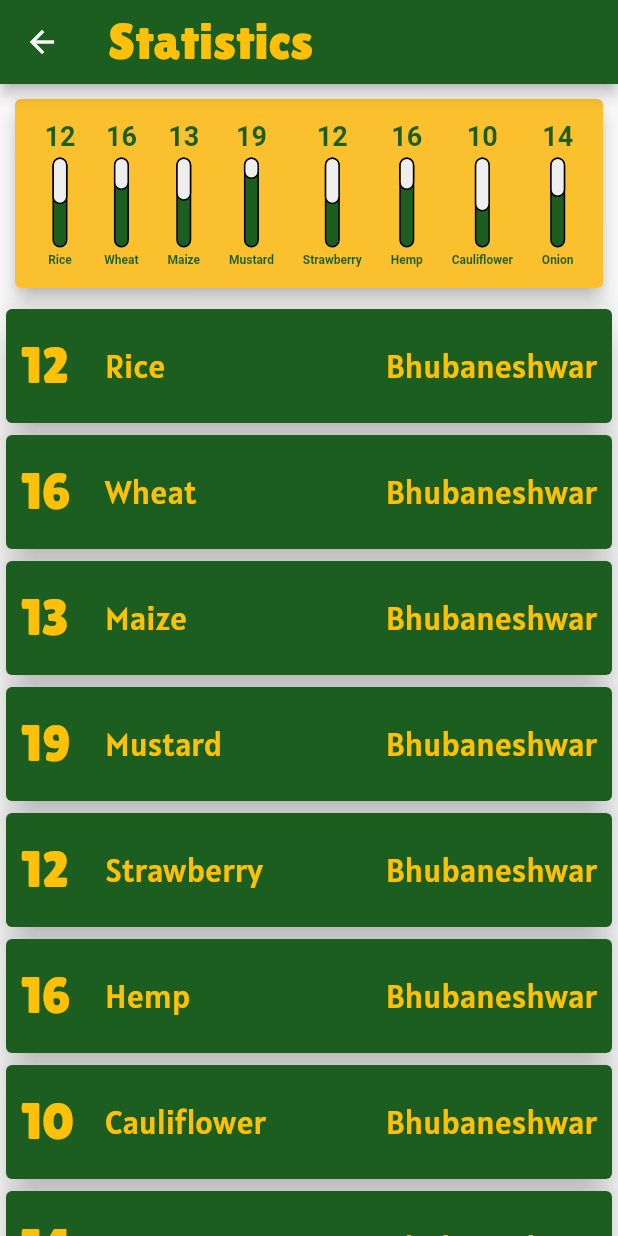
After one commit to amlannandy/Crop-Mapper, a Flutter app: the StatisticsScreen screen opened by its route, on a phone screen of 412 x 824 dp. The commit adds this screen. Run offline on Flutter 3.47's test engine with Material 2 defaults, Android fonts, the phone set to English and light mode, and no system bars; our stand-ins replace firebase_storage, google_maps_flutter, image_picker, location; missing offline and left inert: flutter_dialogflow; accounts and stored records are empty; network calls fail; Roboto replaces fonts that are missing (OpenSans-Bold); project files that could hold a hidden picture were left out.

Commit message:
Pre Hackathon Built

```diff
--- /dev/null
+++ b/assets/model/dict.txt
@@ -0,0 +1,10 @@
+wheat
+mustard
+pigeon
+maize
+onion
+rice
+cauliflower
+hemp
+sunflower
+strawberry
--- a/lib/main.dart
+++ b/lib/main.dart
@@ -1,3 +1,4 @@
+import 'package:crop_mapping_app/screens/statistics_screen.dart';
 import 'package:flutter/material.dart';
 import 'package:provider/provider.dart';
 
@@ -16,8 +17,15 @@ class MyApp extends StatelessWidget {
   @override
   Widget build(BuildContext context) {
 
-    return ChangeNotifierProvider.value(
-      value: MyPlaces(),
+    return MultiProvider(
+      providers: [
+        ChangeNotifierProvider.value(
+          value: MyPlaces(),
+        ),
+        // ChangeNotifierProvider.value(
+        //   value: MLProvider(),
+        // ),
+      ],
       child: MaterialApp(
         theme: ThemeData(
           primaryColor: Colors.green[900],
@@ -58,6 +66,7 @@ class MyApp extends StatelessWidget {
           CropDetailsScreen.routeName : (ctx) => CropDetailsScreen(),
           CropMapScreen.routeName : (ctx) => CropMapScreen(),
           ChatBotScreen.routeName : (ctx) => ChatBotScreen(),
+          StatisticsScreen.routeName : (ctx) => StatisticsScreen(),
         },
       ),
     );
--- a/lib/providers/my_places.dart
+++ b/lib/providers/my_places.dart
@@ -65,7 +65,6 @@ class MyPlaces with ChangeNotifier {
       throw error;
     }
 
-
   }
 
   Place findPlaceById(String id) {
--- a/lib/screens/add_new_place_screen.dart
+++ b/lib/screens/add_new_place_screen.dart
@@ -3,6 +3,7 @@ import 'package:flutter/material.dart';
 import 'package:provider/provider.dart';
 
 import '../models/place.dart';
+import '../widgets/light_icon_button.dart';
 import '../providers/my_places.dart';
 import '../widgets/image_input.dart';
 import '../widgets/location_input.dart';
@@ -20,6 +21,7 @@ class AddNewPlaceScreen extends StatefulWidget {
 class _AddNewPlaceScreenState extends State<AddNewPlaceScreen> {
 
   Place currentPlace;
+  int index = 0;
 
   final _cropNameController = TextEditingController();
   File _pickedImage;
@@ -40,6 +42,20 @@ class _AddNewPlaceScreenState extends State<AddNewPlaceScreen> {
     Provider.of<MyPlaces>(context).uploadAddress(lat, long);
   }
 
+  void identifyCrop() {
+
+    final array = ["Rice", "Strawberry", "Wheat", "Cauliflower", "Maize", "Hemp"];
+    setState(() {
+      sleep(Duration(seconds: 5));
+      _cropNameController.text = array[index];
+      if (index == 5) {
+        index = 0;
+      } else {
+        index++;
+      }
+    });
+
+  }
 
 
   void _submitForm() {
@@ -78,6 +94,13 @@ class _AddNewPlaceScreenState extends State<AddNewPlaceScreen> {
                 ),
                 controller: _cropNameController,
               ),
+              LightIconButton(
+                    text: "Identify",
+                    icon: Icons.stay_current_landscape,
+                    function: () {
+                      identifyCrop();
+                    },
+              ),
               SizedBox(height: 15),
               ImageInput(selectImage),
               SizedBox(height: 15),
--- a/lib/screens/chat_bot_screen.dart
+++ b/lib/screens/chat_bot_screen.dart
@@ -53,7 +53,7 @@ class _ChatBotScreenState extends State<ChatBotScreen> {
 
     _textController.clear();
     AuthGoogle authGoogle = await AuthGoogle(fileJson: "assets/chatbot.json").build();
-    Dialogflow dialogFlow = Dialogflow(authGoogle: authGoogle, language: Language.english);
+    Dialogflow dialogFlow = Dialogflow(authGoogle: authGoogle, language: Language.hindi);
     AIResponse response = await dialogFlow.detectIntent(query);
     Facts message = Facts(
       text: response.getMessage() ??
--- a/lib/screens/crop_details_screen.dart
+++ b/lib/screens/crop_details_screen.dart
@@ -39,7 +39,7 @@ class CropDetailsScreen extends StatelessWidget {
             ),
           ),
           Container(
-            height: 465,
+            height: MediaQuery.of(context).size.height * 0.85,
             child: Card(
               shape: RoundedRectangleBorder(
                 side: BorderSide(
--- /dev/null
+++ b/lib/screens/statistics_screen.dart
@@ -0,0 +1,59 @@
+import 'package:crop_mapping_app/widgets/app_chart.dart';
+import 'package:crop_mapping_app/widgets/stat_card.dart';
+import 'package:flutter/material.dart';
+
+class StatisticsScreen extends StatelessWidget {
+
+  static const routeName = '/statistics_screen';
+
+  @override
+  Widget build(BuildContext context) {
+    return Scaffold(
+      appBar: AppBar(
+        title: Text(
+          "Statistics",
+          style: Theme.of(context).textTheme.title,
+        ),
+      ),
+      body: SingleChildScrollView(
+        child: Column(
+          children: <Widget>[
+            AppChart(),
+            StatCard(
+              "Rice",
+              12
+            ),
+            StatCard(
+              "Wheat",
+              16
+            ),
+            StatCard(
+              "Maize",
+              13
+            ),
+            StatCard(
+              "Mustard",
+              19
+            ),
+            StatCard(
+              "Strawberry",
+              12
+            ),
+            StatCard(
+              "Hemp",
+              16
+            ),
+            StatCard(
+              "Cauliflower",
+              10
+            ),
+            StatCard(
+              "Onion",
+              14
+            ),
+          ],
+        )
+      ),
+    );
+  }
+}
--- /dev/null
+++ b/lib/widgets/app_chart.dart
@@ -0,0 +1,54 @@
+import 'package:flutter/material.dart';
+import '../widgets/chart_bar.dart';
+
+class AppChart extends StatelessWidget {
+
+  @override
+  Widget build(BuildContext context) {
+    return Card(
+      color: Colors.yellow[700],
+      margin: EdgeInsets.all(10),
+      elevation: 6,
+      child: Container(
+        padding: EdgeInsets.all(10),
+        child: Row(
+          mainAxisAlignment: MainAxisAlignment.spaceAround,
+          children: <Widget>[
+            ChartBar(
+              "Rice",
+              12
+            ),
+            ChartBar(
+              "Wheat",
+              16
+            ),
+            ChartBar(
+              "Maize",
+              13
+            ),
+            ChartBar(
+              "Mustard",
+              19
+            ),
+            ChartBar(
+              "Strawberry",
+              12
+            ),
+            ChartBar(
+              "Hemp",
+              16
+            ),
+            ChartBar(
+              "Cauliflower",
+              10
+            ),
+            ChartBar(
+              "Onion",
+              14
+            ),
+          ],
+        ),
+      ),
+    );
+  }
+}
--- /dev/null
+++ b/lib/widgets/chart_bar.dart
@@ -0,0 +1,61 @@
+import 'package:flutter/material.dart';
+
+import 'custom_text.dart';
+
+class ChartBar extends StatelessWidget {
+
+  final String label;
+  final double amount;
+
+  ChartBar(this.label, this.amount);
+
+  @override
+  Widget build(BuildContext context) {
+    return Column(
+      children: <Widget>[
+        SizedBox(height: 4),
+        FittedBox(
+          child: CustomText(
+            amount.toStringAsFixed(0),
+            18
+          ),
+        ),
+        SizedBox(height: 4),
+        Container(
+          height: 60,
+          width: 10,
+          child: Stack(
+            children: <Widget>[
+              Container(
+                decoration: BoxDecoration(
+                  border: Border.all(
+                    color: Colors.black,
+                    width: 1,
+                  ),
+                  color: Theme.of(context).primaryColor,
+                  borderRadius: BorderRadius.circular(20),
+                ),
+              ),
+              FractionallySizedBox(
+                heightFactor: 1 - (amount/25),
+                child: Container(
+                  decoration: BoxDecoration(
+                    border: Border.all(
+                    color: Colors.black,
+                    width: 1,
+                  ),
+                  color: Colors.grey[200],
+                  borderRadius: BorderRadius.circular(20),
+                  ),
+                ),
+              ),
+            ],
+          ),
+        ),
+        SizedBox(height: 4),
+        CustomText(label, 8),
+        SizedBox(height: 4),
+      ],
+    );
+  }
+}
--- a/lib/widgets/custom_drawer.dart
+++ b/lib/widgets/custom_drawer.dart
@@ -1,3 +1,4 @@
+import 'package:crop_mapping_app/screens/statistics_screen.dart';
 import 'package:flutter/material.dart';
 
 import '../screens/add_new_place_screen.dart';
@@ -37,7 +38,7 @@ class CustomDrawer extends StatelessWidget {
           ),
           SizedBox(height: 10),
           buildListTitle(
-            "Your Geo Tags",
+            "My Tags",
             Icon(Icons.supervised_user_circle, color: Theme.of(context).primaryColor, size: 50),
             context,
             () {
@@ -45,7 +46,7 @@ class CustomDrawer extends StatelessWidget {
             }
           ),
           buildListTitle(
-            "Map",
+            "My Maps",
             Icon(Icons.location_city, color: Theme.of(context).primaryColor, size: 50),
             context,
             () {
@@ -68,6 +69,14 @@ class CustomDrawer extends StatelessWidget {
               Navigator.of(context).pushNamed(ChatBotScreen.routeName);
             }
           ),
+          buildListTitle(
+            "Statisctics",
+            Icon(Icons.format_align_right, color: Theme.of(context).primaryColor, size: 50),
+            context,
+            () {
+              Navigator.of(context).pushNamed(StatisticsScreen.routeName);
+            }
+          ),
         ],
       ),
     );
--- /dev/null
+++ b/lib/widgets/custom_text.dart
@@ -0,0 +1,22 @@
+import 'package:flutter/material.dart';
+
+class CustomText extends StatelessWidget {
+
+  final String text;
+  final double textSize;
+
+  CustomText(this.text, this.textSize);
+
+  @override
+  Widget build(BuildContext context) {
+    return Text(
+      text,
+      style: TextStyle(
+        color: Theme.of(context).primaryColor,
+        fontFamily: "OpenSans-Bold",
+        fontWeight: FontWeight.bold,
+        fontSize: textSize,
+      ),
+    );
+  }
+}
--- a/lib/widgets/map_card.dart
+++ b/lib/widgets/map_card.dart
@@ -18,6 +18,7 @@ class MapCard extends StatelessWidget {
           FadeInImage.assetNetwork(
               placeholder: "assets/images/loading.gif",
               image: mapImageUrl,
+              fit: BoxFit.contain,
             ),
           InkWell(
             child: Container(
--- a/lib/widgets/place_details_card.dart
+++ b/lib/widgets/place_details_card.dart
@@ -33,7 +33,7 @@ class PlaceDetailsCard extends StatelessWidget {
                   currentPlace.cropName,
                   style: TextStyle(
                     color: Theme.of(context).primaryColor,
-                    fontSize: 34,
+                    fontSize: 30,
                     fontFamily: "Alatsi"
                   ),
                 ),
--- /dev/null
+++ b/lib/widgets/stat_card.dart
@@ -0,0 +1,33 @@
+import 'package:flutter/material.dart';
+
+class StatCard extends StatelessWidget {
+
+  final int amount;
+  final String cropName;
+
+  StatCard(this.cropName, this.amount);
+
+  @override
+  Widget build(BuildContext context) {
+
+    return Card(
+      color: Theme.of(context).primaryColor,
+      elevation: 10,
+      child: ListTile(
+        contentPadding: EdgeInsets.all(10),
+        leading: Text(
+          amount.toString(),
+          style: Theme.of(context).textTheme.title,
+        ),
+        title: Text(
+          cropName,
+          style: Theme.of(context).textTheme.display2,
+        ),
+        trailing: Text(
+          "Bhubaneshwar",
+          style: Theme.of(context).textTheme.display2,
+        ),
+      ),
+    );
+  }
+}
```
Also changed, not shown: lib/providers/ml_provider.dart (added, +19 -0 lines), pubspec.yaml (+8 -5 lines), assets/model/manifest.json (added), 3 other files.
